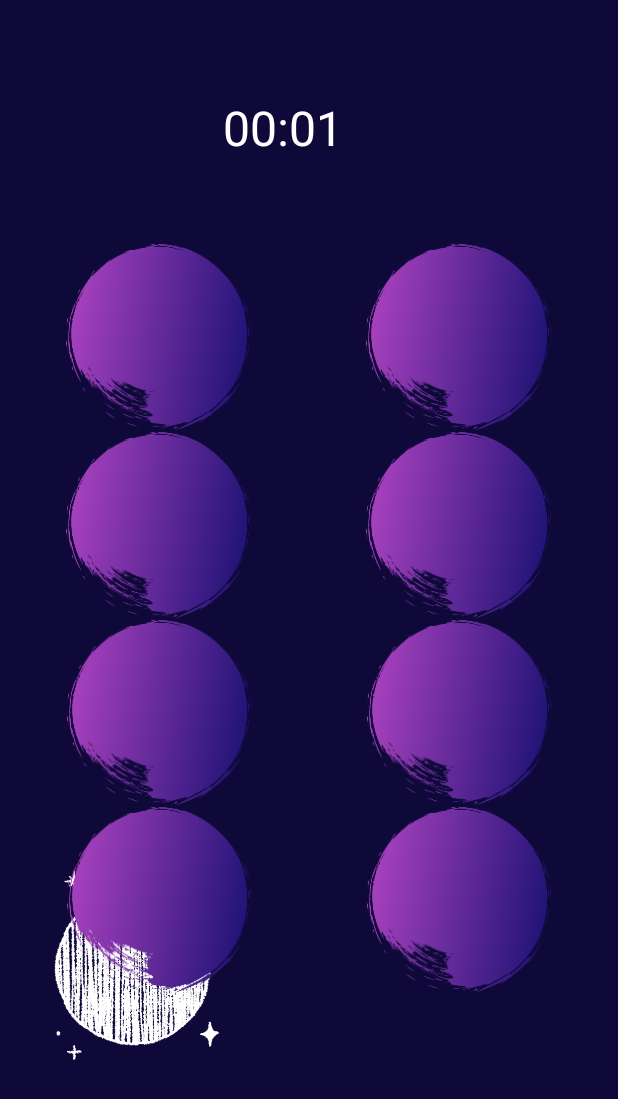
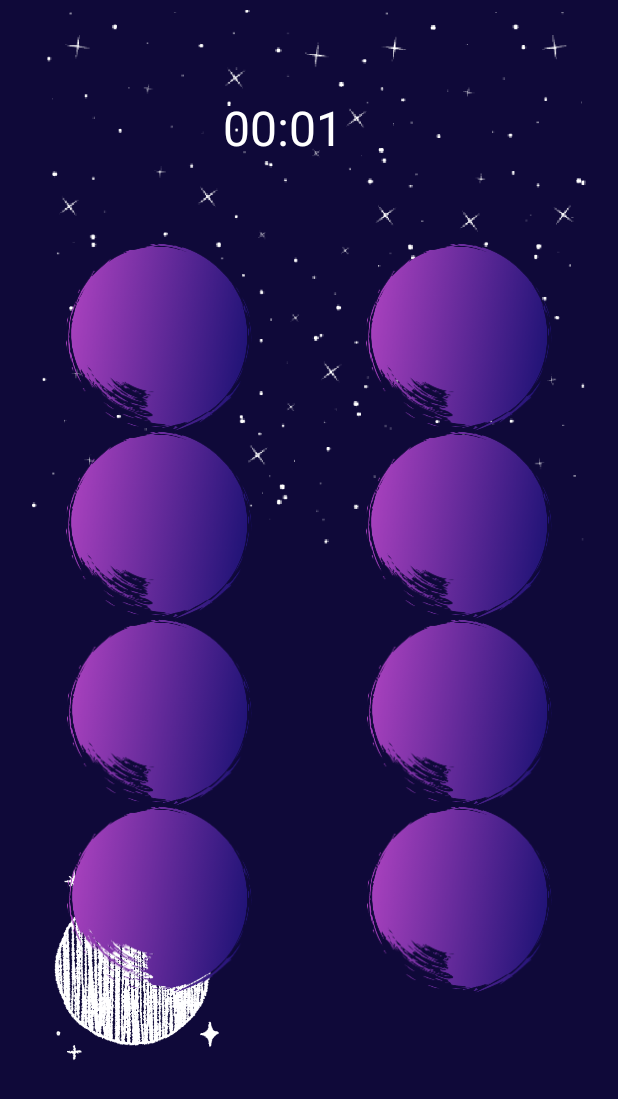
Before and after one commit to darlene-s/EtuMoov, an Android app: the screen it shows after launch (Memory), after a tap on "MEMORY", on a phone screen of 412 x 824 dp. Shown: the top 1099 px of the screen. Run offline under Robolectric (Android 15) with nearby library versions, the phone set to English and light mode, and no system bars; our stand-ins replace Firebase (no records; nobody signed in at launch, a user with empty details on screens opened directly).

Commit message:
modifications layouts

```diff
--- a/app/src/main/AndroidManifest.xml
+++ b/app/src/main/AndroidManifest.xml
@@ -4,9 +4,9 @@
 
     <application
         android:allowBackup="true"
-        android:icon="@mipmap/ic_launcher"
+        android:icon="@drawable/ic_logoetumoov"
         android:label="@string/app_name"
-        android:roundIcon="@mipmap/ic_launcher_round"
+        android:roundIcon="@drawable/ic_logoetumoov"
         android:supportsRtl="true"
         android:theme="@style/Theme.EtuMoov">
         <activity android:name="jeu.clicker.ClickerActivity"/>
--- a/app/src/main/res/layout/activity_memory.xml
+++ b/app/src/main/res/layout/activity_memory.xml
@@ -6,6 +6,20 @@
     android:layout_height="match_parent"
     android:background="@color/dark_blue"
     tools:context="jeu.memory.Memory">
+
+    <ImageView
+        android:id="@+id/ic_stars"
+        android:layout_width="wrap_content"
+        android:layout_height="wrap_content"
+        android:layout_marginBottom="3dp"
+        app:layout_constraintBottom_toTopOf="@+id/include"
+        app:layout_constraintEnd_toEndOf="parent"
+        app:layout_constraintHorizontal_bias="0.0"
+        app:layout_constraintStart_toStartOf="parent"
+        app:layout_constraintTop_toTopOf="parent"
+        app:layout_constraintVertical_bias="0.112"
+        app:srcCompat="@drawable/ic_stars"
+        android:contentDescription="@string/label_img"/>
 
     <ImageView
         android:contentDescription="@string/label_img"
@@ -58,6 +72,4 @@
         app:layout_constraintTop_toTopOf="parent" />
 
 
-
-
 </androidx.constraintlayout.widget.ConstraintLayout>
--- a/app/src/main/res/values/colors.xml
+++ b/app/src/main/res/values/colors.xml
@@ -7,5 +7,6 @@
     <color name="electric_blue">#1503A8</color>
     <color name="dark_purple">#5028B8</color>
     <color name="light_purple">#8D6BD1</color>
+    <color name="pink">#BA4FBF</color>
     <color name="white">#FFFFFFFF</color>
 </resources>
```
